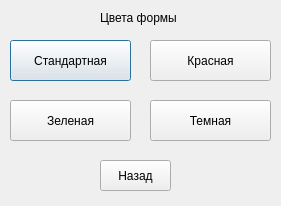
Before: the Qt Designer form MediaPlayer_py/AdminForm.ui in DaM6ILgop/Player, drawn with Qt 5.
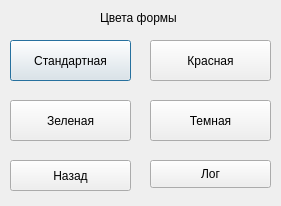
After: the same form once the commit is applied.

```diff
--- a/MediaPlayer_py/AdminForm.ui
+++ b/MediaPlayer_py/AdminForm.ui
@@ -81,9 +81,9 @@
   <widget class="QPushButton" name="ReturnButton">
    <property name="geometry">
     <rect>
-     <x>100</x>
+     <x>10</x>
      <y>160</y>
-     <width>71</width>
+     <width>121</width>
      <height>31</height>
     </rect>
    </property>
@@ -91,6 +91,19 @@
     <string>Назад</string>
    </property>
   </widget>
+  <widget class="QPushButton" name="pushButton">
+   <property name="geometry">
+    <rect>
+     <x>150</x>
+     <y>160</y>
+     <width>121</width>
+     <height>28</height>
+    </rect>
+   </property>
+   <property name="text">
+    <string>Лог</string>
+   </property>
+  </widget>
  </widget>
  <resources/>
  <connections/>
```
